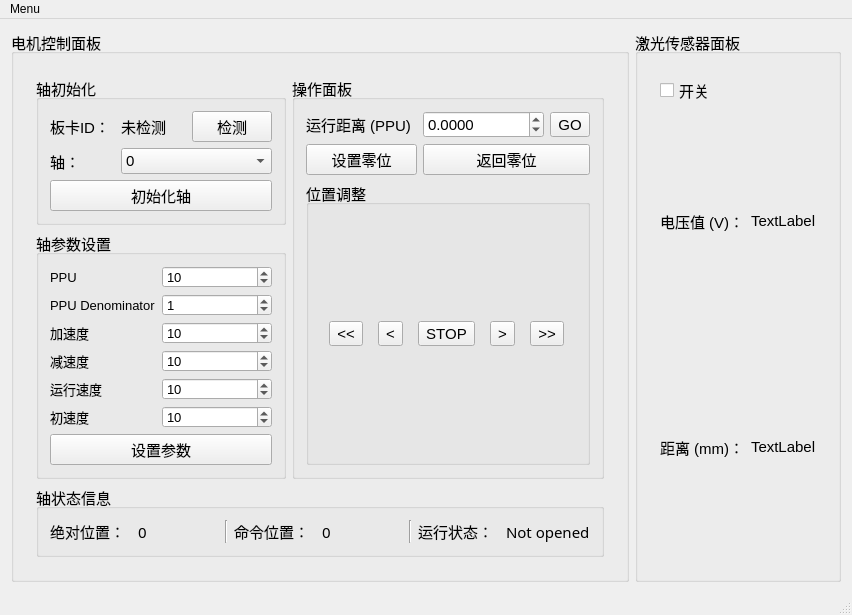
This is MainWindow.ui in Maplefsnow/MapControlSys as Qt 5 draws it before an edit. The edited form follows.
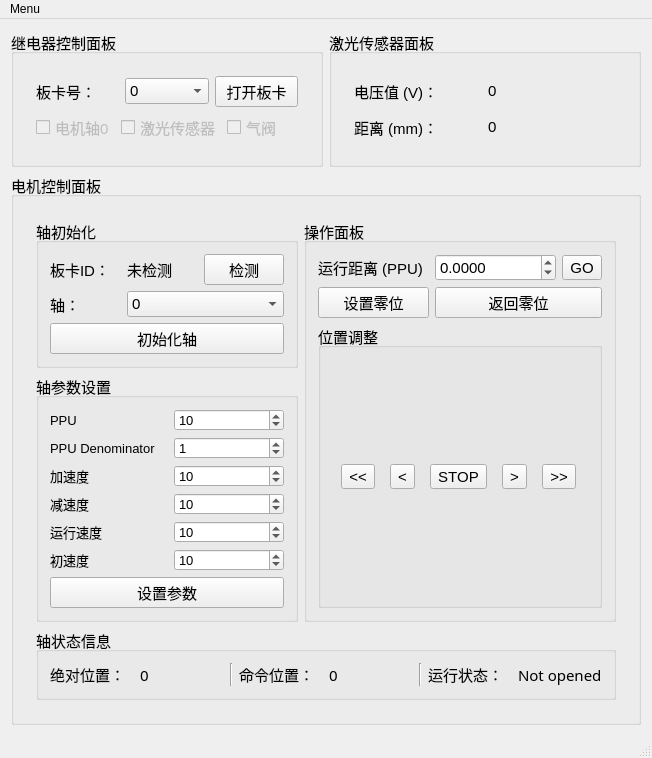
This is the edited form. Custom widgets are drawn as their Qt base class.

Commit message: 完善继电器模块，修复部分bug

```diff
--- a/MainWindow.ui
+++ b/MainWindow.ui
@@ -6,16 +6,204 @@
    <rect>
     <x>0</x>
     <y>0</y>
-    <width>852</width>
-    <height>556</height>
+    <width>652</width>
+    <height>681</height>
    </rect>
   </property>
   <property name="windowTitle">
    <string>MapContorlSys - 枫控</string>
   </property>
   <widget class="QWidget" name="centralWidget">
-   <layout class="QHBoxLayout" name="horizontalLayout">
-    <item>
+   <layout class="QGridLayout" name="gridLayout_9">
+    <item row="0" column="0">
+     <widget class="QGroupBox" name="groupBox_8">
+      <property name="font">
+       <font>
+        <pointsize>11</pointsize>
+       </font>
+      </property>
+      <property name="title">
+       <string>继电器控制面板</string>
+      </property>
+      <layout class="QVBoxLayout" name="verticalLayout_2">
+       <item>
+        <widget class="RelayPanel" name="relayWidget" native="true">
+         <layout class="QVBoxLayout" name="verticalLayout">
+          <item>
+           <layout class="QHBoxLayout" name="horizontalLayout_7">
+            <item>
+             <widget class="QLabel" name="label_17">
+              <property name="text">
+               <string>板卡号：</string>
+              </property>
+             </widget>
+            </item>
+            <item>
+             <widget class="QComboBox" name="comboBox_relayCards">
+              <item>
+               <property name="text">
+                <string>0</string>
+               </property>
+              </item>
+              <item>
+               <property name="text">
+                <string>1</string>
+               </property>
+              </item>
+              <item>
+               <property name="text">
+                <string>2</string>
+               </property>
+              </item>
+              <item>
+               <property name="text">
+                <string>3</string>
+               </property>
+              </item>
+              <item>
+               <property name="text">
+                <string>4</string>
+               </property>
+              </item>
+             </widget>
+            </item>
+            <item>
+             <widget class="QPushButton" name="pushButton_openRelayCards">
+              <property name="text">
+               <string>打开板卡</string>
+              </property>
+             </widget>
+            </item>
+           </layout>
+          </item>
+          <item>
+           <layout class="QHBoxLayout" name="horizontalLayout_6">
+            <item>
+             <widget class="QCheckBox" name="checkBox_axis0Switcher">
+              <property name="enabled">
+               <bool>false</bool>
+              </property>
+              <property name="text">
+               <string>电机轴0</string>
+              </property>
+              <property name="iconSize">
+               <size>
+                <width>16</width>
+                <height>16</height>
+               </size>
+              </property>
+              <property name="checkable">
+               <bool>true</bool>
+              </property>
+              <property name="autoRepeat">
+               <bool>false</bool>
+              </property>
+              <property name="tristate">
+               <bool>false</bool>
+              </property>
+             </widget>
+            </item>
+            <item>
+             <widget class="QCheckBox" name="checkBox_laserSensorSwitcher">
+              <property name="enabled">
+               <bool>false</bool>
+              </property>
+              <property name="text">
+               <string>激光传感器</string>
+              </property>
+              <property name="iconSize">
+               <size>
+                <width>16</width>
+                <height>16</height>
+               </size>
+              </property>
+              <property name="autoRepeat">
+               <bool>false</bool>
+              </property>
+              <property name="tristate">
+               <bool>false</bool>
+              </property>
+             </widget>
+            </item>
+            <item>
+             <widget class="QCheckBox" name="checkBox_airValveSwitcher">
+              <property name="enabled">
+               <bool>false</bool>
+              </property>
+              <property name="text">
+               <string>气阀</string>
+              </property>
+              <property name="iconSize">
+               <size>
+                <width>16</width>
+                <height>16</height>
+               </size>
+              </property>
+              <property name="autoRepeat">
+               <bool>false</bool>
+              </property>
+              <property name="tristate">
+               <bool>false</bool>
+              </property>
+             </widget>
+            </item>
+           </layout>
+          </item>
+         </layout>
+        </widget>
+       </item>
+      </layout>
+     </widget>
+    </item>
+    <item row="0" column="1">
+     <widget class="QGroupBox" name="groupBox_6">
+      <property name="font">
+       <font>
+        <pointsize>11</pointsize>
+       </font>
+      </property>
+      <property name="title">
+       <string>激光传感器面板</string>
+      </property>
+      <layout class="QGridLayout" name="gridLayout_6">
+       <item row="0" column="0">
+        <widget class="LaserSensorPanel" name="laserSensorWidget" native="true">
+         <layout class="QGridLayout" name="gridLayout_7">
+          <item row="1" column="1">
+           <widget class="QLabel" name="label_laserSensorDis">
+            <property name="text">
+             <string>0</string>
+            </property>
+           </widget>
+          </item>
+          <item row="0" column="1">
+           <widget class="QLabel" name="label_laserSensorVoltage">
+            <property name="text">
+             <string>0</string>
+            </property>
+           </widget>
+          </item>
+          <item row="0" column="0">
+           <widget class="QLabel" name="label_13">
+            <property name="text">
+             <string>电压值 (V)：</string>
+            </property>
+           </widget>
+          </item>
+          <item row="1" column="0">
+           <widget class="QLabel" name="label_14">
+            <property name="text">
+             <string>距离 (mm)：</string>
+            </property>
+           </widget>
+          </item>
+         </layout>
+        </widget>
+       </item>
+      </layout>
+     </widget>
+    </item>
+    <item row="1" column="0" colspan="2">
      <widget class="QGroupBox" name="groupBox_Motor">
       <property name="font">
        <font>
@@ -789,61 +977,6 @@
       </layout>
      </widget>
     </item>
-    <item>
-     <widget class="QGroupBox" name="groupBox_6">
-      <property name="font">
-       <font>
-        <pointsize>11</pointsize>
-       </font>
-      </property>
-      <property name="title">
-       <string>激光传感器面板</string>
-      </property>
-      <layout class="QGridLayout" name="gridLayout_6">
-       <item row="0" column="0">
-        <widget class="LaserSensorPanel" name="laserSensorWidget" native="true">
-         <layout class="QGridLayout" name="gridLayout_7">
-          <item row="0" column="0">
-           <widget class="QCheckBox" name="checkBox_laserSensorSwitcher">
-            <property name="text">
-             <string>开关</string>
-            </property>
-           </widget>
-          </item>
-          <item row="1" column="0">
-           <widget class="QLabel" name="label_13">
-            <property name="text">
-             <string>电压值 (V)：</string>
-            </property>
-           </widget>
-          </item>
-          <item row="1" column="1">
-           <widget class="QLabel" name="label_laserSensorVoltage">
-            <property name="text">
-             <string>TextLabel</string>
-            </property>
-           </widget>
-          </item>
-          <item row="2" column="0">
-           <widget class="QLabel" name="label_14">
-            <property name="text">
-             <string>距离 (mm)：</string>
-            </property>
-           </widget>
-          </item>
-          <item row="2" column="1">
-           <widget class="QLabel" name="label_laserSensorDis">
-            <property name="text">
-             <string>TextLabel</string>
-            </property>
-           </widget>
-          </item>
-         </layout>
-        </widget>
-       </item>
-      </layout>
-     </widget>
-    </item>
    </layout>
   </widget>
   <widget class="QMenuBar" name="menuBar">
@@ -851,7 +984,7 @@
     <rect>
      <x>0</x>
      <y>0</y>
-     <width>852</width>
+     <width>652</width>
      <height>22</height>
     </rect>
    </property>
@@ -904,6 +1037,18 @@
     <slot>sensorSwitch(int)</slot>
    </slots>
   </customwidget>
+  <customwidget>
+   <class>RelayPanel</class>
+   <extends>QWidget</extends>
+   <header>RelayPanel.h</header>
+   <container>1</container>
+   <slots>
+    <slot>openCard()</slot>
+    <slot>airValveSwitcher(int)</slot>
+    <slot>motorSwitcher(int)</slot>
+    <slot>laserSensorSwitcher(int)</slot>
+   </slots>
+  </customwidget>
  </customwidgets>
  <resources>
   <include location="MainWindow.qrc"/>
```
Left out of the diff: 142 changed lines with no effect on the pictures. The commit also changes 12 other files.
